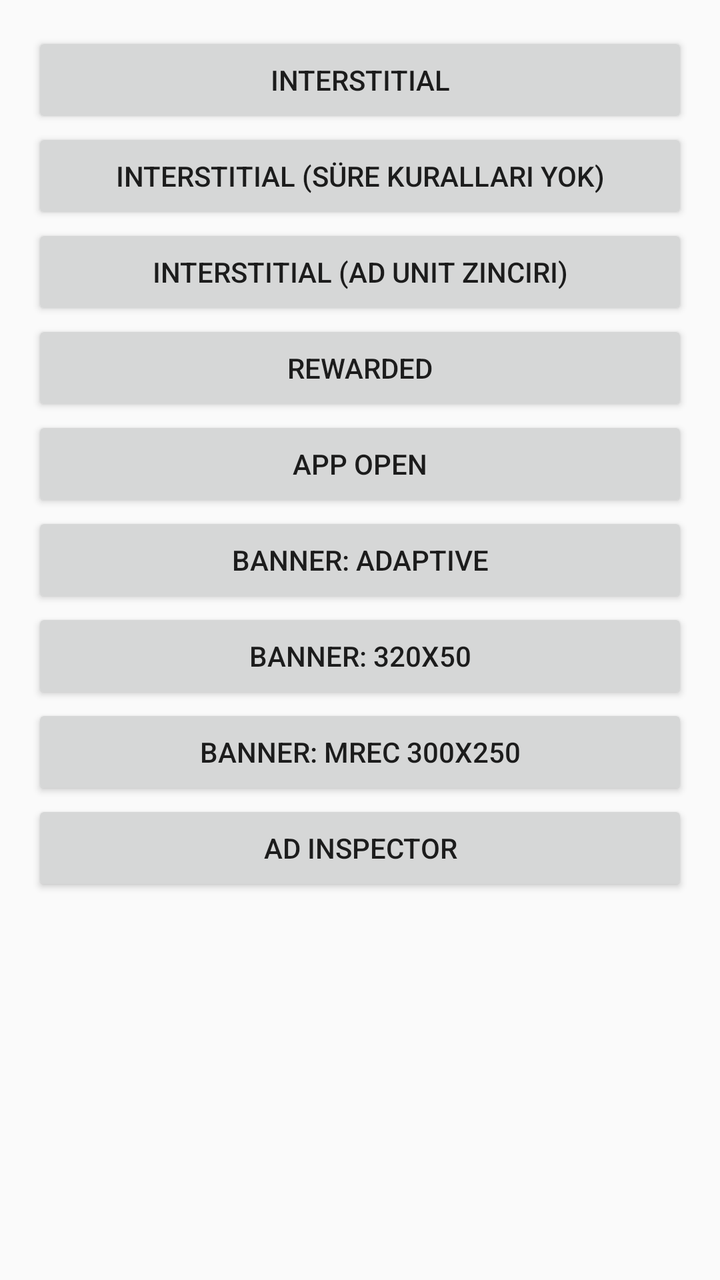
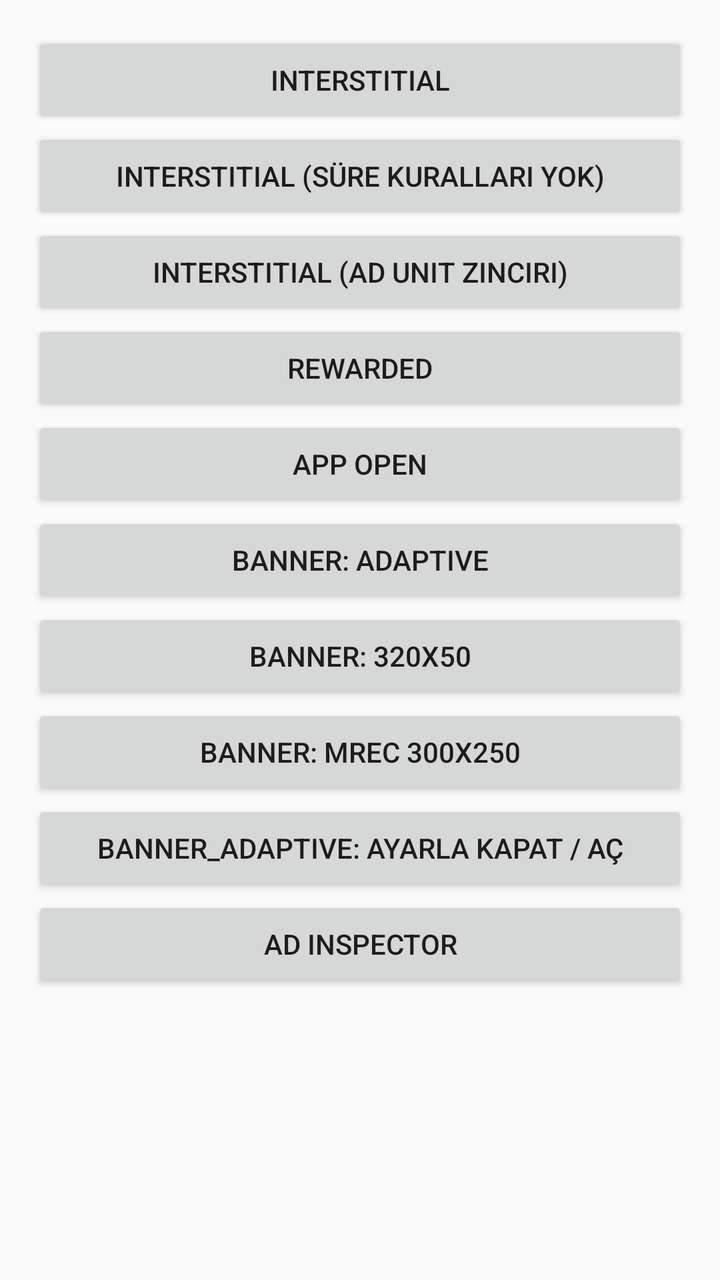

An Android layout rendered at two revisions. The XML below is the earlier revision; the diff shows what the commit changed to produce the second picture.
<!-- AndroidManifest.xml: application theme android:Theme.Material.Light.NoActionBar -->
<!-- res/layout/activity_main.xml -->
<?xml version="1.0" encoding="utf-8"?>
<LinearLayout xmlns:android="http://schemas.android.com/apk/res/android"
    android:layout_width="match_parent"
    android:layout_height="match_parent"
    android:fitsSystemWindows="true"
    android:orientation="vertical">

    <ScrollView
        android:layout_width="match_parent"
        android:layout_height="0dp"
        android:layout_weight="1">

        <LinearLayout
            android:layout_width="match_parent"
            android:layout_height="wrap_content"
            android:orientation="vertical"
            android:padding="16dp">

            <Button
                android:id="@+id/btnInterstitial"
                android:layout_width="match_parent"
                android:layout_height="wrap_content"
                android:text="Interstitial" />

            <Button
                android:id="@+id/btnInterstitialNow"
                android:layout_width="match_parent"
                android:layout_height="wrap_content"
                android:text="Interstitial (süre kuralları yok)" />

            <Button
                android:id="@+id/btnInterstitialChain"
                android:layout_width="match_parent"
                android:layout_height="wrap_content"
                android:text="Interstitial (ad unit zinciri)" />

            <Button
                android:id="@+id/btnRewarded"
                android:layout_width="match_parent"
                android:layout_height="wrap_content"
                android:text="Rewarded" />

            <Button
                android:id="@+id/btnAppOpen"
                android:layout_width="match_parent"
                android:layout_height="wrap_content"
                android:text="App open" />

            <Button
                android:id="@+id/btnBannerAdaptive"
                android:layout_width="match_parent"
                android:layout_height="wrap_content"
                android:text="Banner: adaptive" />

            <Button
                android:id="@+id/btnBannerStandard"
                android:layout_width="match_parent"
                android:layout_height="wrap_content"
                android:text="Banner: 320x50" />

            <Button
                android:id="@+id/btnBannerMrec"
                android:layout_width="match_parent"
                android:layout_height="wrap_content"
                android:text="Banner: MREC 300x250" />

            <Button
                android:id="@+id/btnDebugger"
                android:layout_width="match_parent"
                android:layout_height="wrap_content"
                android:text="Ad Inspector" />
        </LinearLayout>
    </ScrollView>

    <FrameLayout
        android:id="@+id/bannerContainer"
        android:layout_width="match_parent"
        android:layout_height="wrap_content" />
</LinearLayout>
<!-- resources referenced by this layout -->
<resources>

</resources>

<!-- the commit's change to res/layout/activity_main.xml (unified diff, before → after) -->
@@ -65,6 +65,12 @@
                 android:text="Banner: MREC 300x250" />
 
             <Button
+                android:id="@+id/btnBannerToggle"
+                android:layout_width="match_parent"
+                android:layout_height="wrap_content"
+                android:text="banner_adaptive: ayarla kapat / aç" />
+
+            <Button
                 android:id="@+id/btnDebugger"
                 android:layout_width="match_parent"
                 android:layout_height="wrap_content"
@@ -72,8 +78,19 @@
         </LinearLayout>
     </ScrollView>
 
+    
     <FrameLayout
-        android:id="@+id/bannerContainer"
+        android:id="@+id/bannerCard"
         android:layout_width="match_parent"
-        android:layout_height="wrap_content" />
+        android:layout_height="wrap_content"
+        android:layout_margin="16dp"
+        android:background="#FFE8EAF6"
+        android:padding="8dp"
+        android:visibility="invisible">
+
+        <FrameLayout
+            android:id="@+id/bannerContainer"
+            android:layout_width="match_parent"
+            android:layout_height="wrap_content" />
+    </FrameLayout>
 </LinearLayout>
